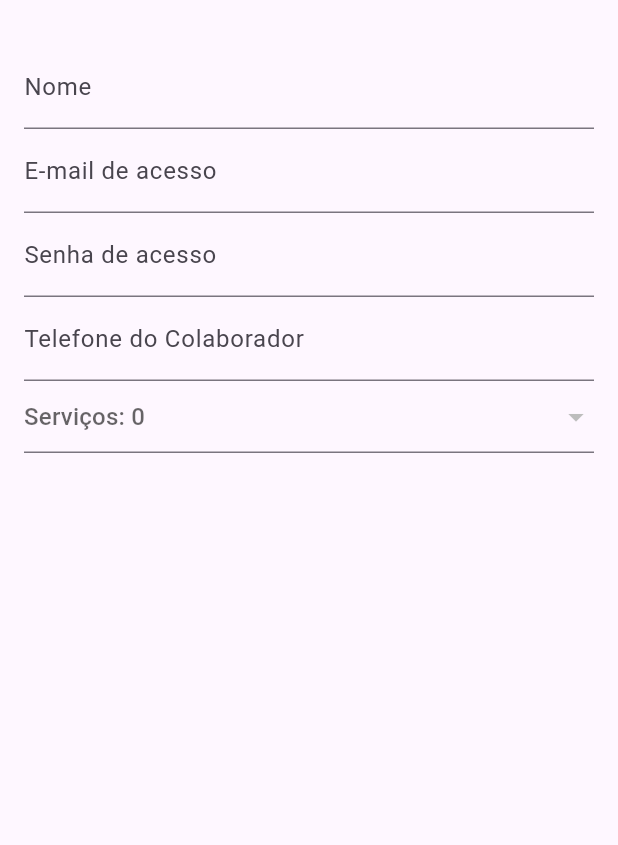
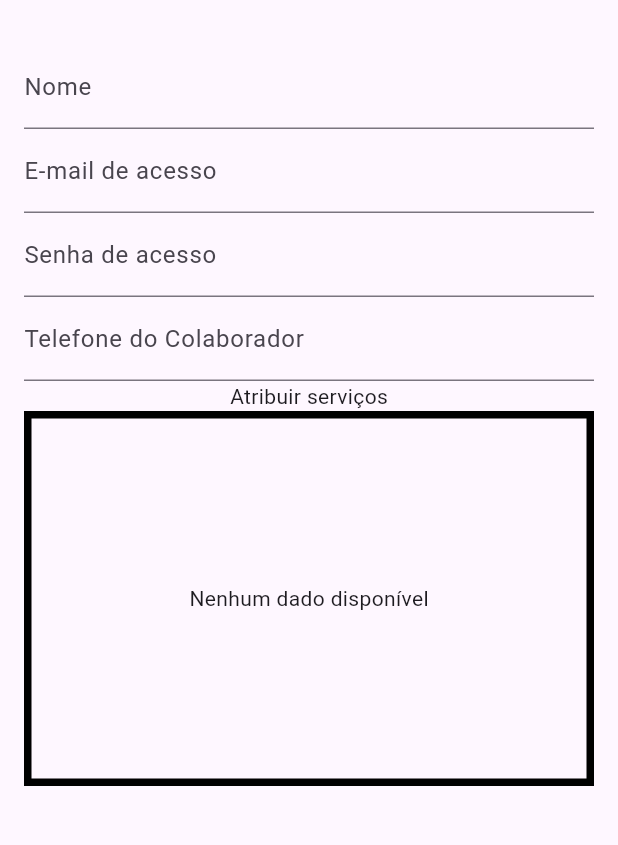
Before and after one commit to devgomes10/fullserva, a Flutter app: the screen it shows after launch, item 3 of the bottom bar chosen, after a tap on the "add" icon, on a phone screen of 412 x 824 dp, the part 63-908 px from its top. Run offline on Flutter 3.47's test engine with Material 3 defaults, Android fonts, the phone set to English and light mode, and no system bars; our stand-ins replace cloud_firestore, firebase_auth, firebase_core, flutter_datetime_picker_plus, mask_text_input_formatter, table_calendar; accounts and stored records are empty; generated files the repository leaves out were written again.

Commit message:
implementado lista de serviços atribuido a cada funcionário

```diff
--- a/lib/views/appointments/appointment_view.dart
+++ b/lib/views/appointments/appointment_view.dart
@@ -74,8 +74,6 @@
               daysOfWeekVisible: true,
               rowHeight: 35,
             ),
-            SingleChildScrollView(
-              child: // Em AppointmentView
             StreamBuilder<List<Appointment>>(
               stream: appointmentController.getAppointments(),
               builder: (context, snapshot) {
@@ -144,7 +142,6 @@
                 );
               },
             ),
-            ),
           ],
         ),
       ),
--- a/lib/views/employees/employee_form_view.dart
+++ b/lib/views/employees/employee_form_view.dart
@@ -18,15 +18,13 @@
   String uniqueId = const Uuid().v4();
   final _formKey = GlobalKey<FormState>();
   EmployeeController _employeeController = EmployeeController();
-  int _selectedServices = 0;
+  ServiceController _serviceController = ServiceController();
   final _nameController = TextEditingController();
   final _emailController = TextEditingController();
   final _passwordController = TextEditingController();
   final _phoneController = TextEditingController();
+  List<String> _selectedServicesIds = [];
   List<String> _servicesIdList = [];
-  List<Service> _availableServices = [];
-  ServiceController _serviceController = ServiceController();
-  Map<String, bool> _isChecked = {};
 
   @override
   void initState() {
@@ -36,7 +34,6 @@
       _emailController.text = widget.model!.email;
       _passwordController.text = widget.model!.password;
       _phoneController.text = widget.model!.phone;
-      _servicesIdList = widget.model!.servicesIdList;
     }
     _fetchAvailableServices();
   }
@@ -44,8 +41,7 @@
   void _fetchAvailableServices() {
     _serviceController.getService().listen((services) {
       setState(() {
-        _availableServices = services;
-        _isChecked = Map.fromIterable(services, key: (service) => service.id, value: (_) => false);
+        _selectedServicesIds.clear();
       });
     });
   }
@@ -60,7 +56,7 @@
         padding: const EdgeInsets.all(16.0),
         child: Form(
           key: _formKey,
-          child: ListView(
+          child: Column(
             children: [
               TextFormField(
                 keyboardType: TextInputType.text,
@@ -100,8 +96,8 @@
               TextFormField(
                 keyboardType: TextInputType.phone,
                 controller: _phoneController,
-                decoration: const InputDecoration(
-                    labelText: 'Telefone do Colaborador'),
+                decoration:
+                const InputDecoration(labelText: 'Telefone do Colaborador'),
                 validator: (value) {
                   if (value == null || value.isEmpty) {
                     return 'Obrigatório';
@@ -109,30 +105,57 @@
                   return null;
                 },
               ),
-              DropdownButtonFormField(
-                hint: Text("Serviços: $_selectedServices"),
-                items: _availableServices
-                    .map((service) => DropdownMenuItem(
-                  value: service.id,
-                  child: CheckboxListTile(
+              Text("Atribuir serviços"),
+              Container(
+                width: MediaQuery.of(context).size.width,
+                height: 250,
+                decoration: BoxDecoration(border: Border.all(width: 5)),
+                child: StreamBuilder<List<Service>>(
+                  stream: _serviceController.getService(),
+                  builder: (context, snapshot) {
+                    if (snapshot.connectionState == ConnectionState.waiting) {
+                      return const Center(child: CircularProgressIndicator());
+                    }
+                    if (snapshot.hasError) {
+                      return const Center(
+                        // Adicionar uma imagem
+                        child: Text('Erro ao carregar os dados'),
+                      );
+                    }
+                    final services = snapshot.data;
+                    if (services == null || services.isEmpty) {
+                      // Adicionar uma imagem
+                      return const Center(
+                        child: Text('Nenhum dado disponível'),
+                      );
+                    }
+                    return ListView.builder(
+                      itemCount: services.length,
+                      itemBuilder: (context, index) {
+                        final service = services[index];
+                        final isSelected = _servicesIdList.contains(service.id);
+                        final isSelectedNotifier = ValueNotifier<bool>(isSelected);
+                        return ValueListenableBuilder<bool>(
+                          valueListenable: isSelectedNotifier,
+                          builder: (context, value, child) {
+                            return CheckboxListTile(
                               title: Text(service.name),
-                    value: _isChecked[service.id],
-                    onChanged: (value) {
-                      setState(() {
-                        _isChecked[service.id] = value!;
-                        if (value!) {
+                              value: value,
+                              onChanged: (bool? newValue) {
+                                isSelectedNotifier.value = newValue!;
+                                if (newValue) {
                                   _servicesIdList.add(service.id);
-                          _selectedServices++;
                                 } else {
                                   _servicesIdList.remove(service.id);
-                          _selectedServices--;
                                 }
-                      });
+                              },
+                            );
+                          },
+                        );
+                      },
+                    );
                   },
                 ),
-                ))
-                    .toList(),
-                onChanged: (value) {},
               ),
             ],
           ),
--- a/lib/views/employees/employees_view.dart
+++ b/lib/views/employees/employees_view.dart
@@ -21,9 +21,8 @@
       ),
       floatingActionButton: FloatingActionButton(onPressed: () {
         Navigator.push(context, MaterialPageRoute(builder: (context) => EmployeeFormView()));
-      }, child: Icon(Icons.add),),
-      body: SingleChildScrollView(
-        child: StreamBuilder<List<Employee>>(
+      }, child: const Icon(Icons.add),),
+      body: StreamBuilder<List<Employee>>(
           stream: _employeeController.getEmployees(),
           builder: (context, snapshot) {
             if (snapshot.connectionState == ConnectionState.waiting) {
@@ -63,7 +62,6 @@
             );
           }
         ),
-      ),
     );
   }
 }
--- a/lib/views/services/service_view.dart
+++ b/lib/views/services/service_view.dart
@@ -46,8 +46,7 @@
           },
           child: const Icon(Icons.add),
         ),
-        body: SingleChildScrollView(
-          child: StreamBuilder<List<Service>>(
+        body: StreamBuilder<List<Service>>(
           stream: serviceController.getService(),
           builder: (context, snapshot) {
             if (snapshot.connectionState == ConnectionState.waiting) {
@@ -96,7 +95,6 @@
           },
         ),
       ),
-      ),
     );
   }
 }
```
Lines whose indentation alone changed are shown as unchanged.
